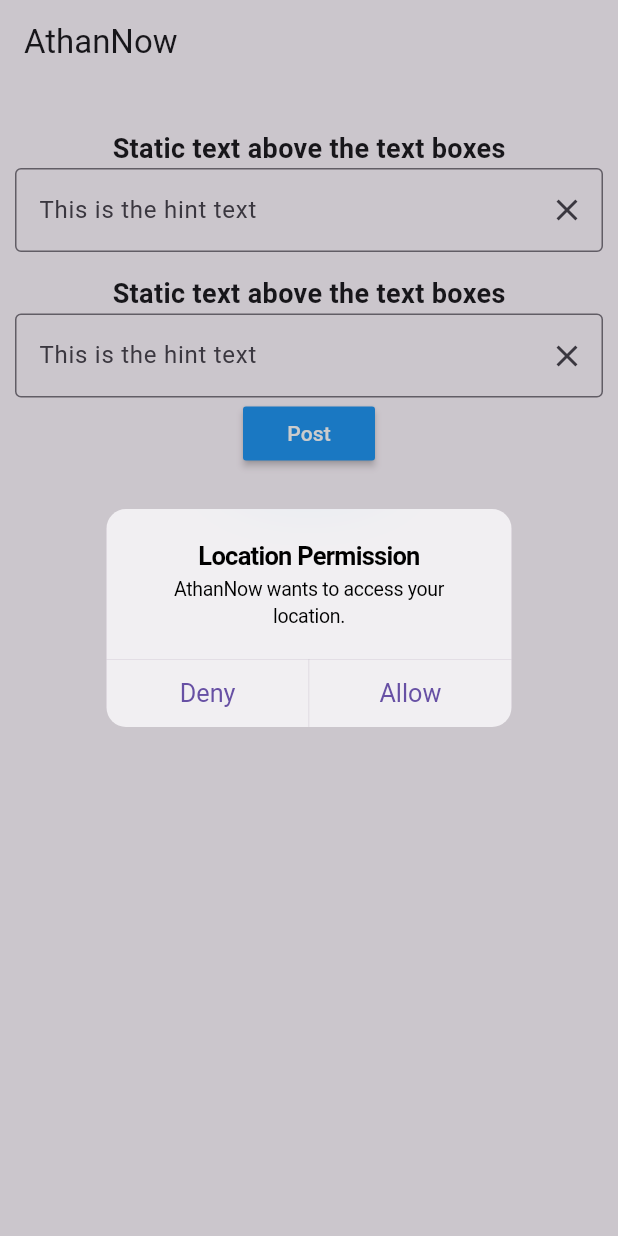
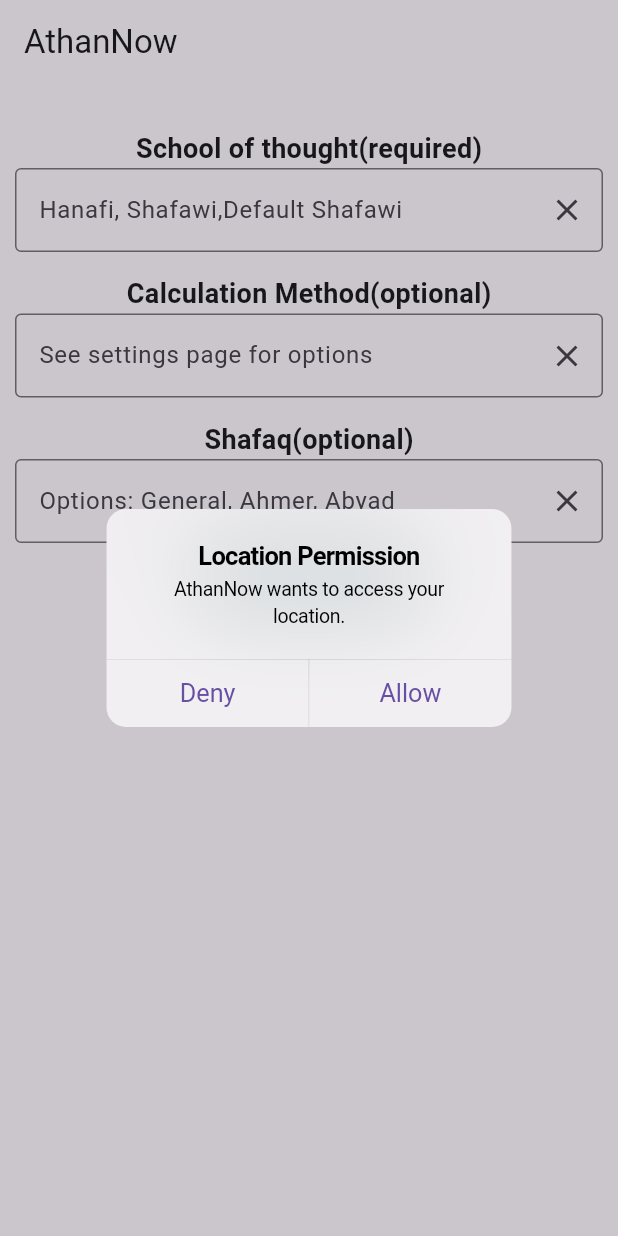
Before and after one commit to ChampionYusuf1/AthanNow, a Flutter app: the screen it shows after launch, on a phone screen of 412 x 824 dp. Run offline on Flutter 3.47's test engine with Material 3 defaults, Android fonts, the phone set to English and light mode, and no system bars; our stand-ins replace geolocator, location, shared_preferences.

Commit message:
added text controllers and athan timings page, still need to implement address if location is not allowed

```diff
--- a/athannow/athannow/lib/pages/intialpage.dart
+++ b/athannow/athannow/lib/pages/intialpage.dart
@@ -18,8 +18,13 @@
     });
   }
 
-  final _textController = TextEditingController();
-
+  final schoolofthoughttext = TextEditingController();
+  final calculationmethodtext = TextEditingController();
+  final shafaqtext = TextEditingController();
+  // only if location is not allowed, or maybe address then
+  final latitudetext = TextEditingController();
+  final longitudetext = TextEditingController();
+  final addresstext = TextEditingController();
   @override
   Widget build(BuildContext context) {
     return Scaffold(
@@ -33,37 +38,57 @@
               height: 20,
             ),
             const Text(
-              'Static text above the text boxes',
+              'School of thought(required)',
               style: TextStyle(fontSize: 18, fontWeight: FontWeight.bold),
             ),
             TextField(
-              controller: _textController,
+              controller: schoolofthoughttext,
               decoration: InputDecoration(
-                hintText: 'This is the hint text',
+                hintText: 'Hanafi, Shafawi,Default Shafawi',
                 border: const OutlineInputBorder(),
                 suffixIcon: IconButton(
                   onPressed: () {
-                    _textController.clear();
+                    schoolofthoughttext.clear();
                   },
                   icon: const Icon(Icons.clear),
                 ),
               ),
             ),
-            SizedBox(
+            const SizedBox(
               height: 15,
             ),
-            Text(
-              'Static text above the text boxes',
+            const Text(
+              'Calculation Method(optional)',
               style: TextStyle(fontSize: 18, fontWeight: FontWeight.bold),
             ),
             TextField(
-              controller: _textController,
+              controller: calculationmethodtext,
               decoration: InputDecoration(
-                hintText: 'This is the hint text',
+                hintText: 'See settings page for options',
                 border: const OutlineInputBorder(),
                 suffixIcon: IconButton(
                   onPressed: () {
-                    _textController.clear();
+                    calculationmethodtext.clear();
+                  },
+                  icon: const Icon(Icons.clear),
+                ),
+              ),
+            ),
+            const SizedBox(
+              height: 15,
+            ),
+            const Text(
+              'Shafaq(optional)',
+              style: TextStyle(fontSize: 18, fontWeight: FontWeight.bold),
+            ),
+            TextField(
+              controller: shafaqtext,
+              decoration: InputDecoration(
+                hintText: 'Options: General, Ahmer, Abyad',
+                border: const OutlineInputBorder(),
+                suffixIcon: IconButton(
+                  onPressed: () {
+                    shafaqtext.clear();
                   },
                   icon: const Icon(Icons.clear),
                 ),
@@ -71,15 +96,18 @@
             ),
             MaterialButton(
               onPressed: () {
-                print('Submitted text: ${_textController.text}');
-                testingstoringtext(_textController);
+                print('Submitted text: ${schoolofthoughttext.text}');
+                testingstoringtext(schoolofthoughttext);
+                // go to athantimings page
               },
-              color: Colors.blue,
-              child: const Text('Post', style: TextStyle(color: Colors.white)),
+              color: Color(0xFF003238),
+              child: const Text('Calculate Timings',
+                  style: TextStyle(color: Colors.white)),
             ),
           ],
         ),
       ),
+      //over here need to add the settings page etc etc.
     );
   }
 }
```
